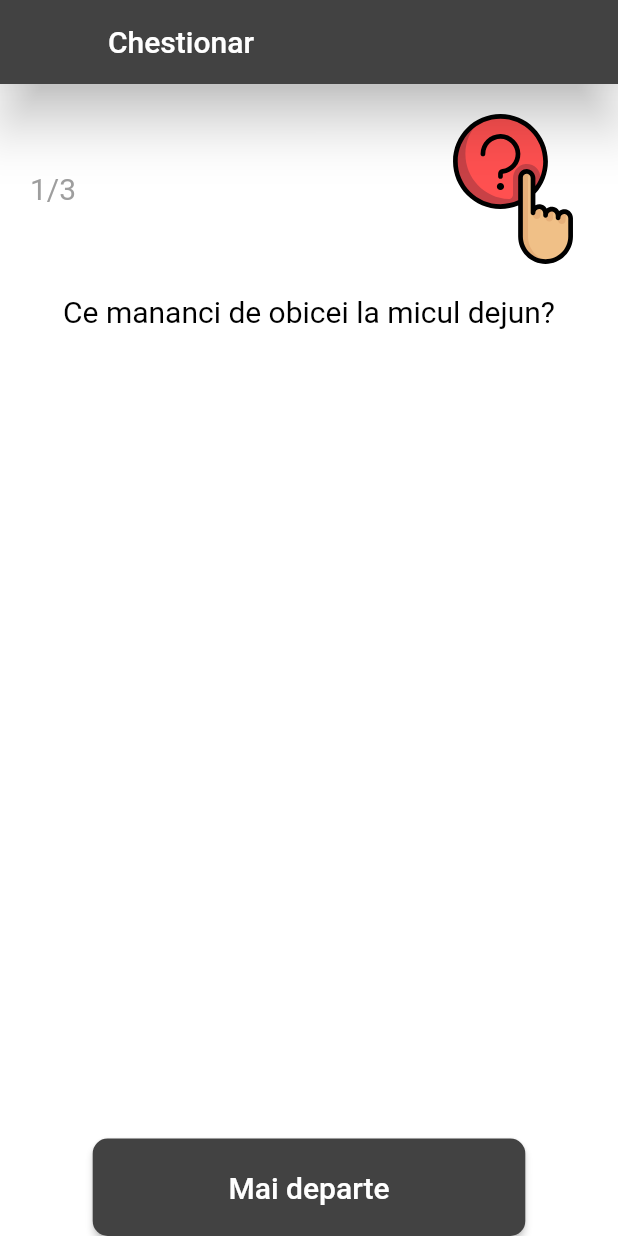
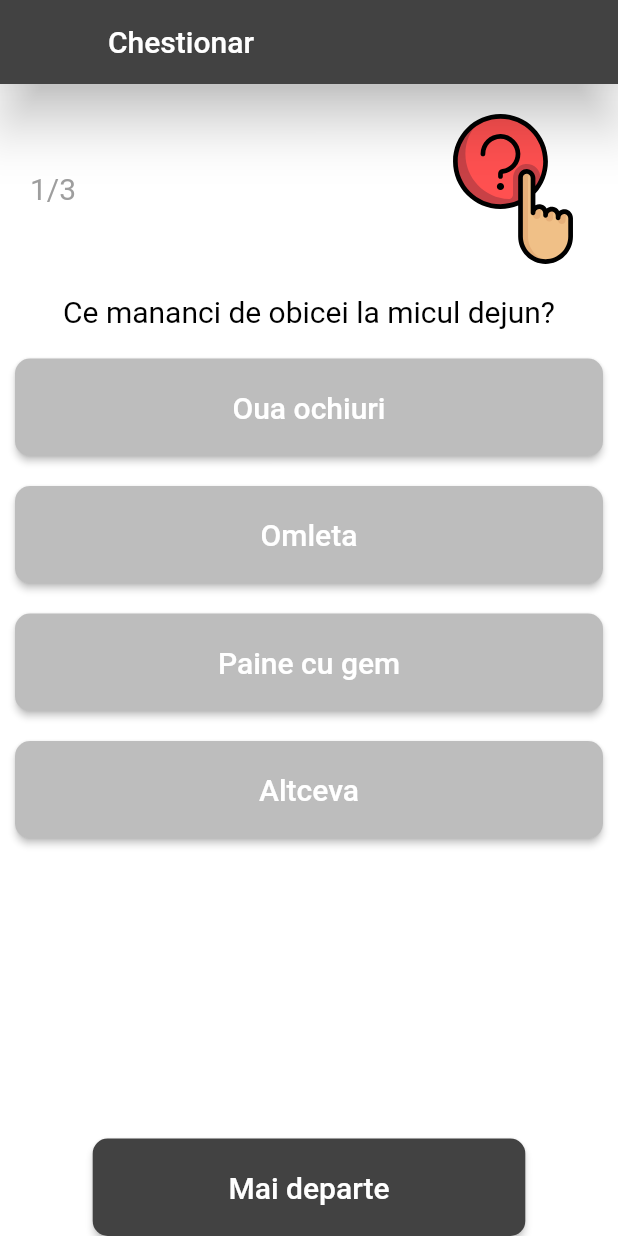
Before and after one commit to alexcontra/Expert_Systems, a Flutter app: the QuizPage screen opened directly, on a phone screen of 412 x 824 dp. Run offline on Flutter 3.47's test engine with Material 2 defaults, Android fonts, the phone set to English and light mode, and no system bars; our stand-ins replace flutter_svg, freezed_annotation, get; generated files the repository leaves out were written again.

Commit message:
quiz page done

```diff
--- a/expertsystems/lib/components/bottom_navigation.dart
+++ b/expertsystems/lib/components/bottom_navigation.dart
@@ -1,10 +1,8 @@
 import 'package:flutter/material.dart';
 import 'package:flutter_svg/svg.dart';
-import 'package:get/get.dart';
 
 import '../design_specs/assets.dart';
 import '../design_specs/constraints.dart';
-import '../quiz/quiz_page/quiz.dart';
 import 'buttons.dart';
 
 class StandardCircularButton extends StatelessWidget {
--- a/expertsystems/lib/components/buttons.dart
+++ b/expertsystems/lib/components/buttons.dart
@@ -37,3 +37,32 @@ class _CustomButtonState extends State<CustomButton> {
     );
   }
 }
+
+class QuizButton extends StatelessWidget {
+  final String text;
+  final void Function()? onPressed;
+  const QuizButton({required this.text, required this.onPressed, Key? key})
+      : super(key: key);
+
+  @override
+  Widget build(BuildContext context) {
+    return Container(
+      margin: EdgeInsets.only(
+          left: AppMargins.margin10,
+          right: AppMargins.margin10,
+          top: AppMargins.margin20),
+      width: MediaQuery.of(context).size.width,
+      height: Heights.Height65,
+      child: ElevatedButton(
+          onPressed: onPressed,
+          child: Text(
+            text,
+            style: TextStyle(
+                fontSize: Sizes.size20,
+                fontWeight: FontWeight.w500,
+                color: Colors.white),
+          ),
+          style: AppStyles.setButtonStandardStyle(Colors.grey[400]!)),
+    );
+  }
+}
--- a/expertsystems/lib/home/home_page/home_page.dart
+++ b/expertsystems/lib/home/home_page/home_page.dart
@@ -1,5 +1,4 @@
 import 'package:expertsystems/components/bottom_navigation.dart';
-import 'package:expertsystems/components/buttons.dart';
 import 'package:expertsystems/design_specs/constraints.dart';
 import 'package:expertsystems/quiz/quiz_page/quiz.dart';
 import 'package:flutter/material.dart';
--- a/expertsystems/lib/quiz/quiz_page/quiz.dart
+++ b/expertsystems/lib/quiz/quiz_page/quiz.dart
@@ -1,4 +1,5 @@
 import 'package:expertsystems/components/bottom_navigation.dart';
+import 'package:expertsystems/components/buttons.dart';
 import 'package:expertsystems/design_specs/constraints.dart';
 import 'package:expertsystems/quiz/controllers/quiz_controller.dart';
 import 'package:expertsystems/service/responses/question.dart';
@@ -41,6 +42,7 @@ class _QuizPageState extends State<QuizPage> {
             : IconButton(
                 onPressed: () {
                   quizController.questionIndex.value--;
+                  setState(() {});
                 },
                 icon: const Icon(Icons.arrow_back_ios))),
         title: const Text(
@@ -84,6 +86,9 @@ class _QuizPageState extends State<QuizPage> {
               ),
             ),
           ),
+          for (var element
+              in questions[quizController.questionIndex.value].answers!)
+            QuizButton(text: element, onPressed: () {}),
         ],
       ),
       bottomNavigationBar: Obx(() => StandardBottomNavigation(
@@ -94,6 +99,7 @@ class _QuizPageState extends State<QuizPage> {
             if (quizController.questionIndex.value < questions.length - 1) {
               quizController.questionIndex.value++;
             }
+            setState(() {});
           })),
     );
   }
```
